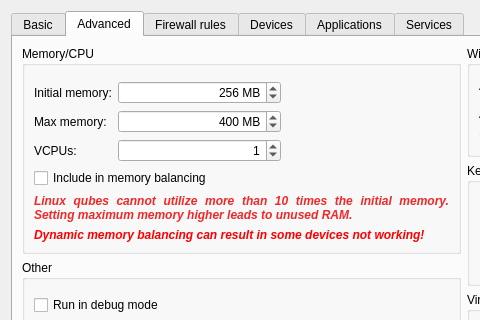
Qt form ui/settingsdlg.ui (QubesOS/qubes-manager) before a commit; both pictures show x 0 to 480 and y 0 to 320 of the 836 by 665 pixel window.
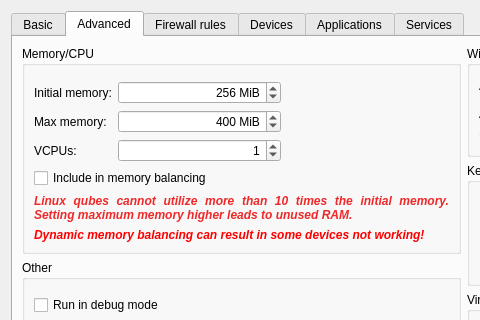
The same form after that commit. The open tabs and pages were chosen to show the change. Icons and pictures are not drawn. Custom widgets are drawn as their Qt base class.

```diff
--- a/ui/settingsdlg.ui
+++ b/ui/settingsdlg.ui
@@ -491,13 +491,13 @@
                  <set>Qt::AlignRight|Qt::AlignTrailing|Qt::AlignVCenter</set>
                 </property>
                 <property name="suffix">
-                 <string> MB</string>
+                 <string> MiB</string>
                 </property>
                 <property name="minimum">
                  <number>0</number>
                 </property>
                 <property name="maximum">
-                 <number>10000000</number>
+                 <number>10485760</number>
                 </property>
                 <property name="singleStep">
                  <number>50</number>
@@ -529,13 +529,13 @@
                  <set>Qt::AlignRight|Qt::AlignTrailing|Qt::AlignVCenter</set>
                 </property>
                 <property name="suffix">
-                 <string> MB</string>
+                 <string> MiB</string>
                 </property>
                 <property name="minimum">
                  <number>0</number>
                 </property>
                 <property name="maximum">
-                 <number>1000000</number>
+                 <number>1048576</number>
                 </property>
                 <property name="singleStep">
                  <number>50</number>
```
Left out of the diff: 6 changed lines with no effect on the pictures.
